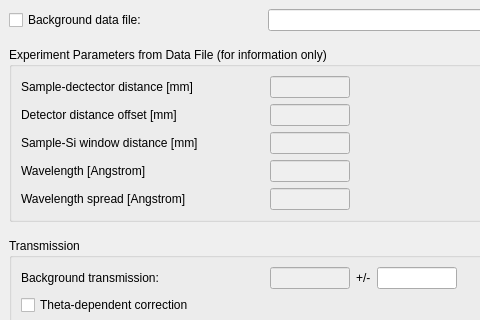
mantidproject/mantid, file qt/python/mantidqtinterfaces/mantidqtinterfaces/ui/sans/hfir_background.ui: the form before one commit; both pictures show x 0 to 480 and y 0 to 320 of the 961 by 721 pixel window.
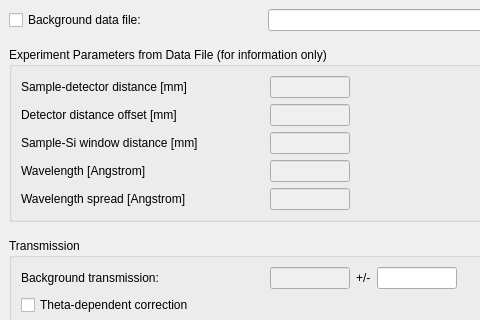
The form after the commit.

What changed in the file:
```diff
--- a/qt/python/mantidqtinterfaces/mantidqtinterfaces/ui/sans/hfir_background.ui
+++ b/qt/python/mantidqtinterfaces/mantidqtinterfaces/ui/sans/hfir_background.ui
@@ -258,7 +258,7 @@
                </size>
               </property>
               <property name="text">
-               <string>Sample-dectector distance [mm]</string>
+               <string>Sample-detector distance [mm]</string>
               </property>
              </widget>
             </item>
```
